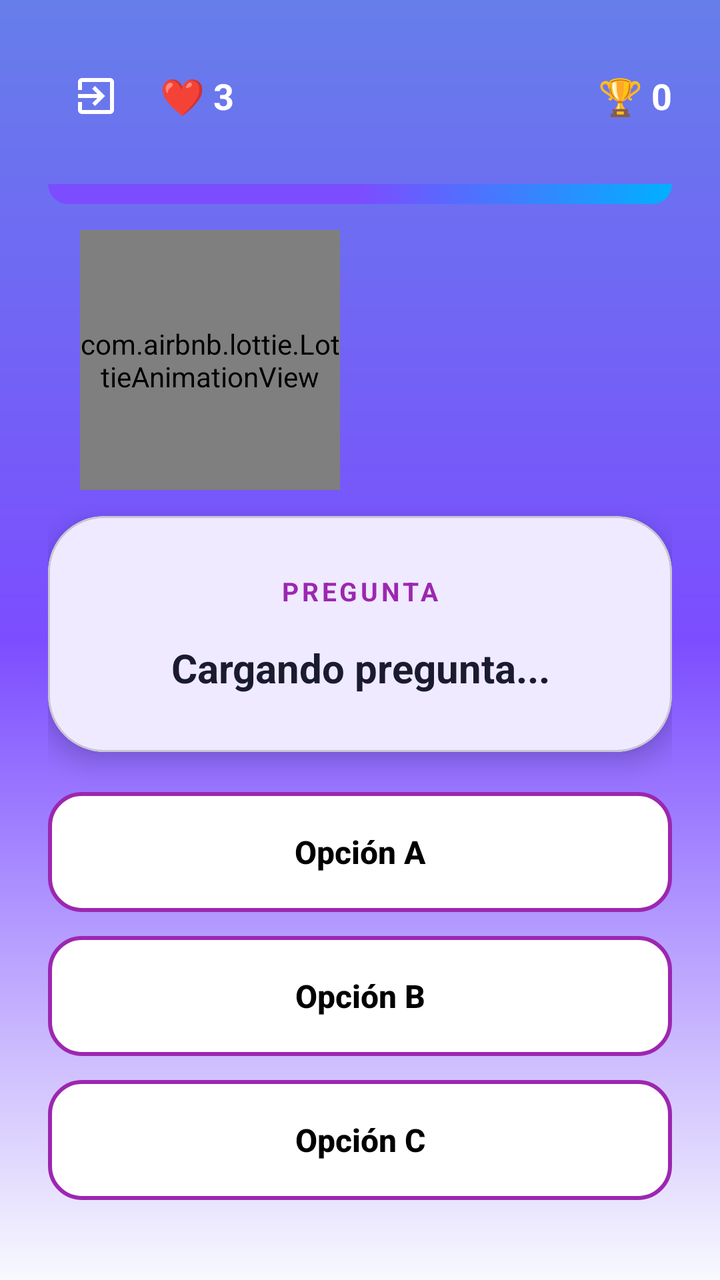
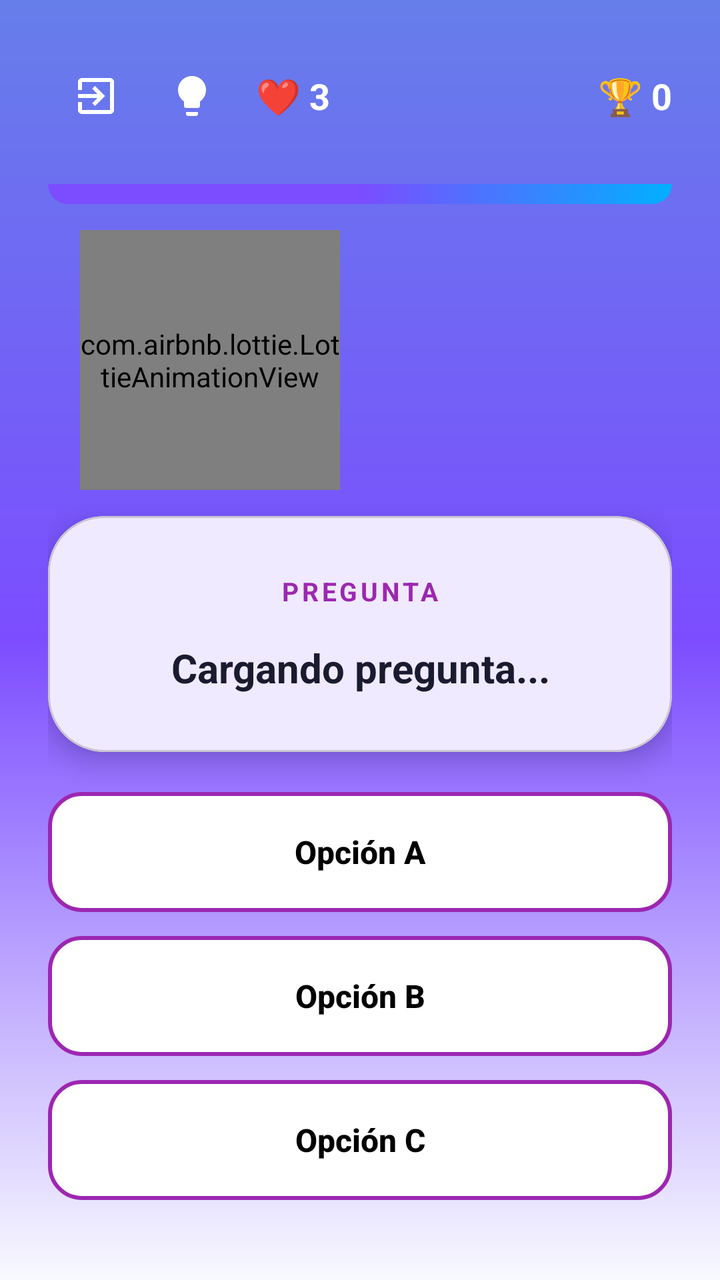

Compare the two renders of this Android layout. The source of the first and the diff that turns it into the second are given below.
<!-- AndroidManifest.xml: activity theme Theme.ReglamentoUpp -->
<!-- res/layout/activity_quiz.xml -->
<?xml version="1.0" encoding="utf-8"?>
<androidx.constraintlayout.widget.ConstraintLayout
    xmlns:android="http://schemas.android.com/apk/res/android"
    xmlns:app="http://schemas.android.com/apk/res-auto"
    xmlns:tools="http://schemas.android.com/tools"
    android:layout_width="match_parent"
    android:layout_height="match_parent"
    android:background="@drawable/game_background"
    android:padding="24dp"
    tools:context=".QuizActivity">

    <LinearLayout
        android:id="@+id/topBar"
        android:layout_width="match_parent"
        android:layout_height="wrap_content"
        android:orientation="horizontal"
        android:gravity="center_vertical"
        app:layout_constraintTop_toTopOf="parent">

        <ImageButton
            android:id="@+id/btnBackQuiz"
            android:layout_width="48dp"
            android:layout_height="48dp"
            android:layout_marginEnd="8dp"
            android:background="?attr/selectableItemBackgroundBorderless"
            android:src="@drawable/ic_logout"
            app:tint="@color/white" />

        <TextView
            android:id="@+id/tvQuizLives"
            android:layout_width="wrap_content"
            android:layout_height="wrap_content"
            android:text="❤️ 3"
            android:textColor="@color/white"
            android:textStyle="bold"
            android:textSize="18sp"/>

        <View
            android:layout_width="0dp"
            android:layout_height="0dp"
            android:layout_weight="1"/>

        <TextView
            android:id="@+id/tvQuizScore"
            android:layout_width="wrap_content"
            android:layout_height="wrap_content"
            android:text="🏆 0"
            android:textColor="@color/white"
            android:textStyle="bold"
            android:textSize="18sp"/>
    </LinearLayout>

    <ProgressBar
        android:id="@+id/quizProgressBar"
        style="@style/Widget.AppCompat.ProgressBar.Horizontal"
        android:layout_width="match_parent"
        android:layout_height="10dp"
        android:layout_marginTop="20dp"
        android:progressDrawable="@drawable/gradient_header"
        android:max="10"
        android:progress="1"
        app:layout_constraintTop_toBottomOf="@id/topBar" />

    <androidx.constraintlayout.widget.ConstraintLayout
        android:id="@+id/layoutCharacter"
        android:layout_width="match_parent"
        android:layout_height="140dp"
        android:layout_marginTop="8dp"
        app:layout_constraintTop_toBottomOf="@+id/quizProgressBar"
        app:layout_constraintBottom_toTopOf="@+id/cardQuestion">

        <com.airbnb.lottie.LottieAnimationView
            android:id="@+id/lottieCharacter"
            android:layout_width="130dp"
            android:layout_height="130dp"
            app:lottie_rawRes="@raw/smilling_cloud"
            app:lottie_autoPlay="true"
            app:lottie_loop="true"
            app:layout_constraintBottom_toBottomOf="parent"
            app:layout_constraintStart_toStartOf="parent"
            app:layout_constraintTop_toTopOf="parent"
            android:layout_marginStart="16dp"/>

        <TextView
            android:id="@+id/tvSpeechBubble"
            android:layout_width="0dp"
            android:layout_height="wrap_content"
            android:background="@drawable/white_circle_bg"
            android:backgroundTint="#FFFFFF"
            android:padding="12dp"
            android:text="¡Tú puedes!"
            android:textColor="@color/upp_primary"
            android:textStyle="bold"
            android:textSize="14sp"
            android:gravity="center"
            android:elevation="4dp"
            android:visibility="gone"
            app:layout_constraintStart_toEndOf="@id/lottieCharacter"
            app:layout_constraintEnd_toEndOf="parent"
            app:layout_constraintTop_toTopOf="@id/lottieCharacter"
            app:layout_constraintBottom_toBottomOf="@id/lottieCharacter"
            android:layout_marginEnd="24dp"
            android:layout_marginStart="-16dp"
            tools:visibility="visible"/>
    </androidx.constraintlayout.widget.ConstraintLayout>

    <com.google.android.material.card.MaterialCardView
        android:id="@+id/cardQuestion"
        android:layout_width="match_parent"
        android:layout_height="0dp"
        android:layout_marginTop="8dp"
        android:layout_marginBottom="20dp"
        app:cardCornerRadius="28dp"
        app:cardElevation="8dp"
        app:cardBackgroundColor="@color/white"
        app:layout_constraintTop_toBottomOf="@id/layoutCharacter"
        app:layout_constraintBottom_toTopOf="@id/btnQuizOptionA">

        <ScrollView
            android:layout_width="match_parent"
            android:layout_height="match_parent"
            android:fillViewport="true">

            <LinearLayout
                android:layout_width="match_parent"
                android:layout_height="wrap_content"
                android:orientation="vertical"
                android:gravity="center"
                android:padding="24dp">

                <TextView
                    android:layout_width="wrap_content"
                    android:layout_height="wrap_content"
                    android:text="PREGUNTA"
                    android:textColor="#9C27B0"
                    android:letterSpacing="0.12"
                    android:textSize="13sp"
                    android:textStyle="bold"
                    android:layout_marginBottom="16dp"/>

                <TextView
                    android:id="@+id/tvQuizQuestion"
                    android:layout_width="wrap_content"
                    android:layout_height="wrap_content"
                    android:text="Cargando pregunta..."
                    android:textAlignment="center"
                    android:textColor="@color/text_primary"
                    android:textSize="20sp"
                    android:textStyle="bold"
                    android:lineSpacingExtra="4dp"/>
            </LinearLayout>
        </ScrollView>
    </com.google.android.material.card.MaterialCardView>

    <androidx.appcompat.widget.AppCompatButton
        android:id="@+id/btnQuizOptionA"
        android:layout_width="match_parent"
        android:layout_height="60dp"
        android:layout_marginBottom="12dp"
        android:background="@drawable/button_quiz_default"
        app:backgroundTint="@null"
        android:elevation="0dp"
        android:stateListAnimator="@null"
        android:text="Opción A"
        android:textColor="@android:color/black"
        android:textSize="16sp"
        android:textStyle="bold"
        android:textAllCaps="false"
        app:layout_constraintBottom_toTopOf="@id/btnQuizOptionB" />

    <androidx.appcompat.widget.AppCompatButton
        android:id="@+id/btnQuizOptionB"
        android:layout_width="match_parent"
        android:layout_height="60dp"
        android:layout_marginBottom="12dp"
        android:background="@drawable/button_quiz_default"
        app:backgroundTint="@null"
        android:elevation="0dp"
        android:stateListAnimator="@null"
        android:text="Opción B"
        android:textColor="@android:color/black"
        android:textSize="16sp"
        android:textStyle="bold"
        android:textAllCaps="false"
        app:layout_constraintBottom_toTopOf="@id/btnQuizOptionC" />

    <androidx.appcompat.widget.AppCompatButton
        android:id="@+id/btnQuizOptionC"
        android:layout_width="match_parent"
        android:layout_height="60dp"
        android:layout_marginBottom="16dp"
        android:background="@drawable/button_quiz_default"
        app:backgroundTint="@null"
        android:elevation="0dp"
        android:stateListAnimator="@null"
        android:text="Opción C"
        android:textColor="@android:color/black"
        android:textSize="16sp"
        android:textStyle="bold"
        android:textAllCaps="false"
        app:layout_constraintBottom_toBottomOf="parent" />

</androidx.constraintlayout.widget.ConstraintLayout>
<!-- resources referenced by this layout -->
<resources>
  <color name="text_primary">#1A1B2E</color>
  <color name="upp_primary">#7C4DFF</color>
  <color name="white">#FFFFFF</color>
  <!-- drawable button_quiz_default (drawable) -->
  <?xml version="1.0" encoding="utf-8"?>
  <ripple xmlns:android="http://schemas.android.com/apk/res/android"
      android:color="#E1BEE7"> <item>
      <shape android:shape="rectangle">
          <solid android:color="#FFFFFF" />
  
          <stroke
              android:width="2dp"
              android:color="#9C27B0" />
  
          <corners android:radius="16dp" />
      </shape>
  </item>
  </ripple>
  <!-- drawable game_background (drawable) -->
  <?xml version="1.0" encoding="utf-8"?>
  <shape xmlns:android="http://schemas.android.com/apk/res/android">
      <gradient
          android:angle="270"
          android:startColor="@color/gradient_start"
          android:centerColor="@color/upp_primary"
          android:endColor="@color/app_bg"
          android:endY="0.7"
          android:type="linear" />
  </shape>
  <!-- drawable gradient_header (drawable) -->
  <?xml version="1.0" encoding="utf-8"?>
  <shape xmlns:android="http://schemas.android.com/apk/res/android">
      <gradient
          android:angle="315"
          android:startColor="@color/upp_primary"
          android:centerColor="#7C4DFF"
          android:endColor="#00B0FF"
          android:type="linear" />
      <corners android:bottomLeftRadius="32dp" android:bottomRightRadius="32dp"/>
  </shape>
  <!-- drawable ic_logout (drawable) -->
  <vector xmlns:android="http://schemas.android.com/apk/res/android"
      android:width="24dp"
      android:height="24dp"
      android:viewportWidth="24"
      android:viewportHeight="24"
      android:tint="#FFFFFF">
      <path
          android:fillColor="@android:color/white"
          android:pathData="M10.09,15.59L11.5,17l5,-5 -5,-5 -1.41,1.41L12.67,11H3v2h9.67l-2.58,2.59zM19,3H5c-1.11,0 -2,0.9 -2,2v4h2V5h14v14H5v-4H3v4c0,1.1 0.89,2 2,2h14c1.1,0 2,-0.9 2,-2V5c0,-1.1 -0.9,-2 -2,-2z"/>
  </vector>
  <!-- drawable white_circle_bg (drawable) -->
  <?xml version="1.0" encoding="utf-8"?>
  <shape xmlns:android="http://schemas.android.com/apk/res/android" android:shape="oval">
      <solid android:color="@color/white"/>
  </shape>
  <style name="Theme.ReglamentoUpp" parent="Base.Theme.ReglamentoUpp" />
  <color name="gradient_start">@color/gradient_purple_start</color>
  <color name="app_bg">#F8F9FE</color>
  <style name="Base.Theme.ReglamentoUpp" parent="Theme.Material3.DayNight.NoActionBar">
          <item name="colorPrimary">@color/upp_primary</item>
          <item name="colorPrimaryVariant">@color/upp_primary_dark</item>
          <item name="colorOnPrimary">@color/text_light</item>
  
          <item name="colorSecondary">@color/upp_secondary</item>
          <item name="colorOnSecondary">@color/text_light</item>
  
          <item name="android:statusBarColor">@color/upp_primary_dark</item>
          <item name="android:windowLightStatusBar">false</item>
          <item name="android:colorBackground">@color/app_bg</item>
          <item name="colorSurface">@color/surface_color</item>
  
          <item name="android:colorEdgeEffect">@android:color/white</item>
      </style>
  <color name="gradient_purple_start">#667EEA</color>
  <color name="upp_primary_dark">#651FFF</color>
  <color name="text_light">#FFFFFF</color>
  <color name="upp_secondary">#00E5FF</color>
  <color name="surface_color">#FFFFFF</color>
</resources>

<!-- the commit's change to res/layout/activity_quiz.xml (unified diff, before → after) -->
@@ -21,9 +21,17 @@
             android:id="@+id/btnBackQuiz"
             android:layout_width="48dp"
             android:layout_height="48dp"
+            android:background="?attr/selectableItemBackgroundBorderless"
+            android:src="@drawable/ic_logout"
+            app:tint="@color/white" />
+
+        <ImageButton
+            android:id="@+id/btnHelpQuiz"
+            android:layout_width="48dp"
+            android:layout_height="48dp"
             android:layout_marginEnd="8dp"
             android:background="?attr/selectableItemBackgroundBorderless"
-            android:src="@drawable/ic_logout"
+            android:src="@drawable/ic_foco"
             app:tint="@color/white" />
 
         <TextView
<!-- resource entries referenced after the edit -->
@@ -40,6 +40,16 @@
           android:type="linear" />
       <corners android:bottomLeftRadius="32dp" android:bottomRightRadius="32dp"/>
   </shape>
+  <!-- drawable ic_foco (drawable) -->
+  <vector xmlns:android="http://schemas.android.com/apk/res/android"
+      android:width="24dp"
+      android:height="24dp"
+      android:viewportWidth="24"
+      android:viewportHeight="24">
+      <path
+          android:fillColor="#FFFFFF"
+          android:pathData="M9,21c0,0.55 0.45,1 1,1h4c0.55,0 1,-0.45 1,-1v-1H9V21zM12,2C8.14,2 5,5.14 5,9c0,2.38 1.19,4.47 3,5.74V17c0,0.55 0.45,1 1,1h6c0.55,0 1,-0.45 1,-1v-2.26c1.81,-1.27 3,-3.36 3,-5.74C19,5.14 15.86,2 12,2z"/>
+  </vector>
   <!-- drawable ic_logout (drawable) -->
   <vector xmlns:android="http://schemas.android.com/apk/res/android"
       android:width="24dp"
